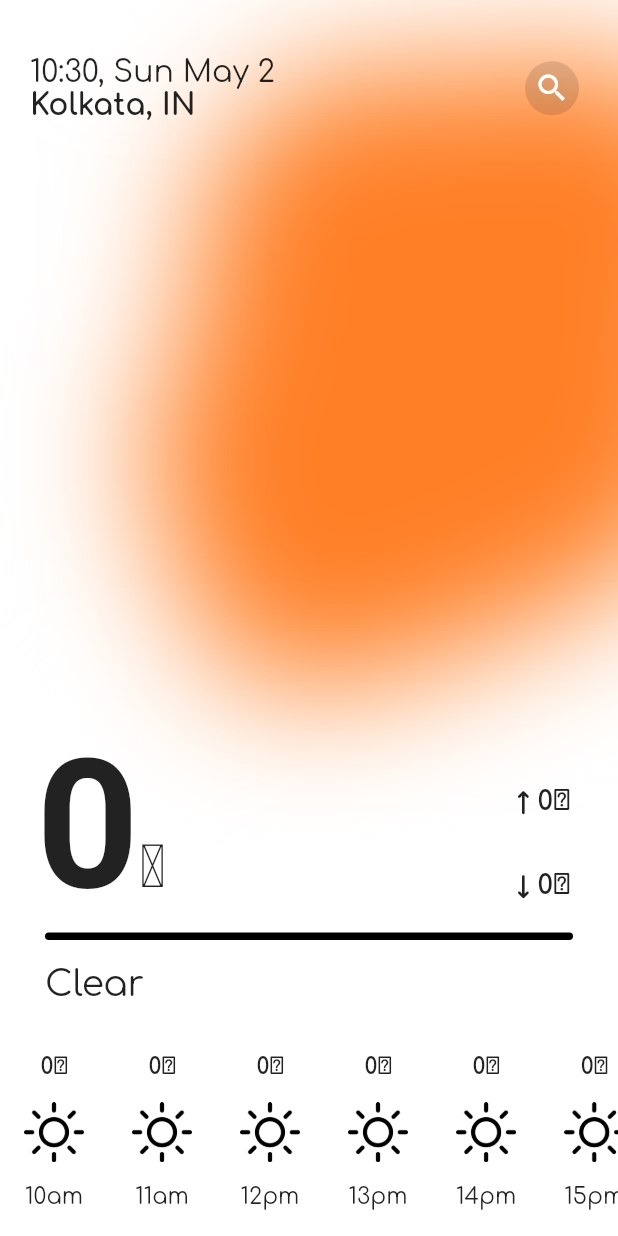
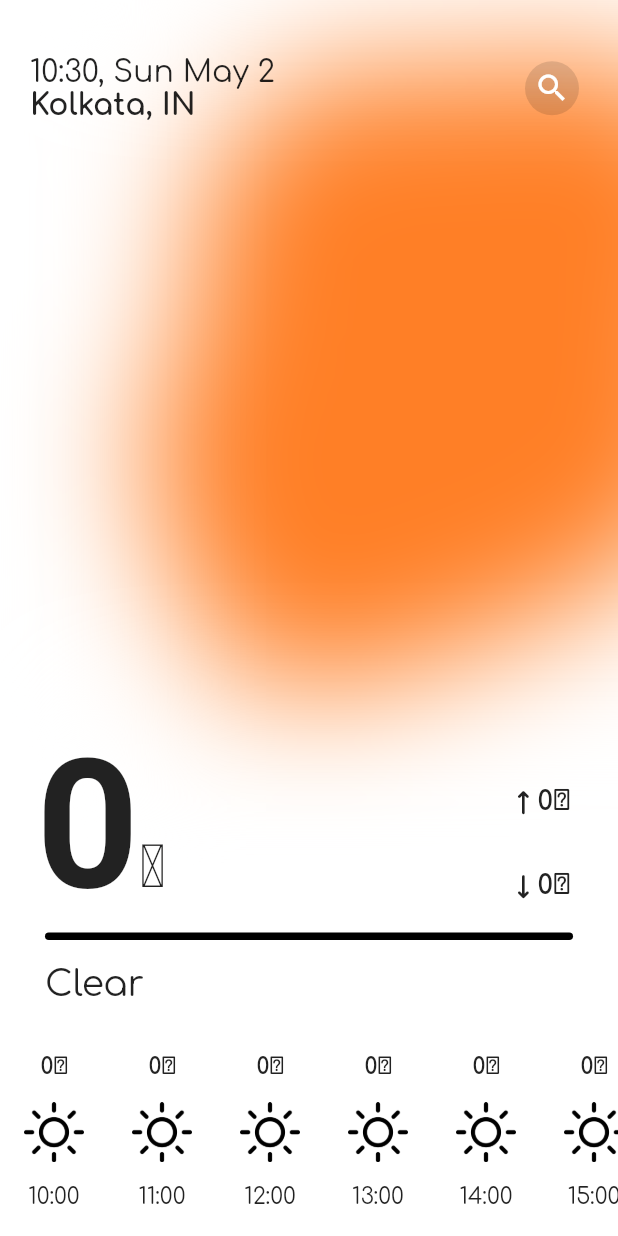
Before and after one commit to xybercommander/new_flutter_weather, a Flutter app: the screen it shows after launch, on a phone screen of 412 x 824 dp. Run offline on Flutter 3.47's test engine with Material 2 defaults, Android fonts, the phone set to English and light mode, and no system bars; our stand-ins replace page_transition; missing offline and left inert: geocoder.

Commit message:
fixed time in bottom container

```diff
--- a/lib/homepage.dart
+++ b/lib/homepage.dart
@@ -46,14 +46,14 @@ class _HomePageState extends State<HomePage> {
     }
   }
 
-  //-------- HOURLY HOURS IN THE BOTTOM CONTAINER --------//
-  String hourlyHoursFormat(int index) {
-    if(DateTime.now().hour + index >= 12 && DateTime.now().hour + index <= 23) {
-      return '${DateTime.now().hour + index}pm';
-    } else {
-      return '${DateTime.now().hour + index}am';
-    }
-  }
+  // //-------- HOURLY HOURS IN THE BOTTOM CONTAINER --------//
+  // String hourlyHoursFormat(int index) {
+  //   if(DateTime.now().hour + index >= 12 && DateTime.now().hour + index <= 23) {
+  //     return '${DateTime.now().hour + index}pm';
+  //   } else {
+  //     return '${DateTime.now().hour + index}am';
+  //   }
+  // }
 
 
 
@@ -183,6 +183,7 @@ class _HomePageState extends State<HomePage> {
                       /*4*/
                       Expanded(
                         child: ListView.builder(
+                          physics: BouncingScrollPhysics(),
                           scrollDirection: Axis.horizontal,
                           itemCount: 11,
                           itemBuilder: (context, index) {
@@ -193,7 +194,7 @@ class _HomePageState extends State<HomePage> {
                                 children: [
                                   Text('${WeatherConstants.hourlyTemp[index]}℃', style: TextStyle(fontWeight: FontWeight.bold, fontSize: 15)),
                                   Image.asset(Constants.iconMap[WeatherConstants.hourlyDescription[index]], height: 40, width: 40,),
-                                  Text(hourlyHoursFormat(index), style: TextStyle(fontSize: 15)),
+                                  Text('${DateTime.now().hour + index}:00', style: TextStyle(fontSize: 15)),
                                 ],
                               ),
                             );
```
